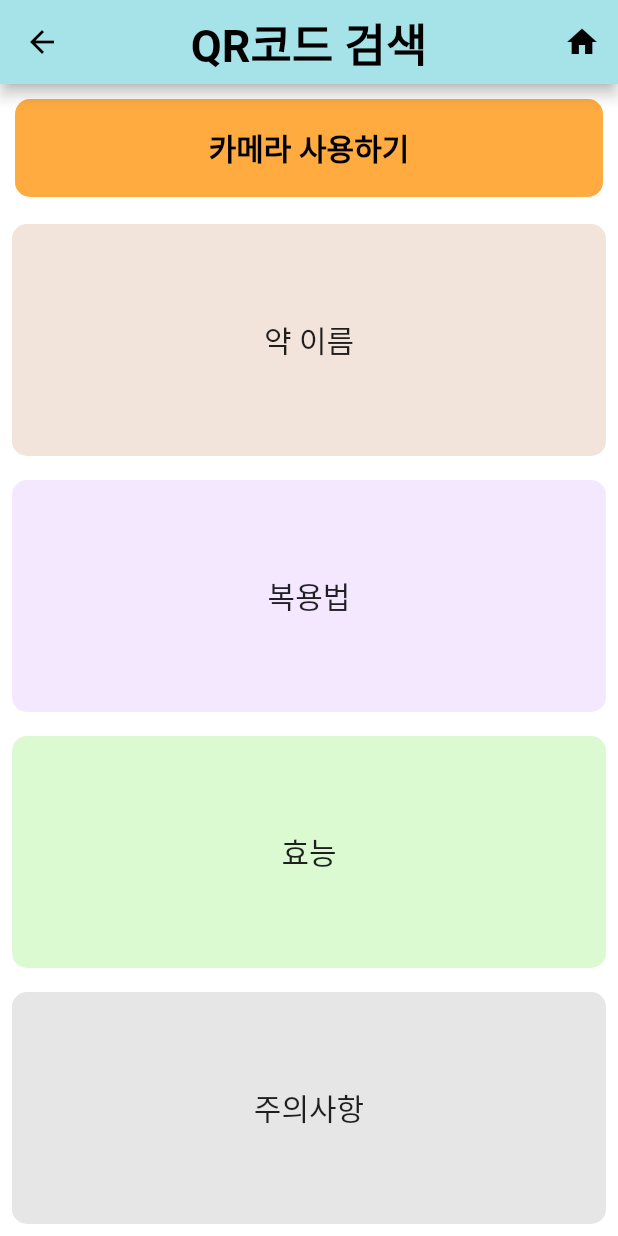
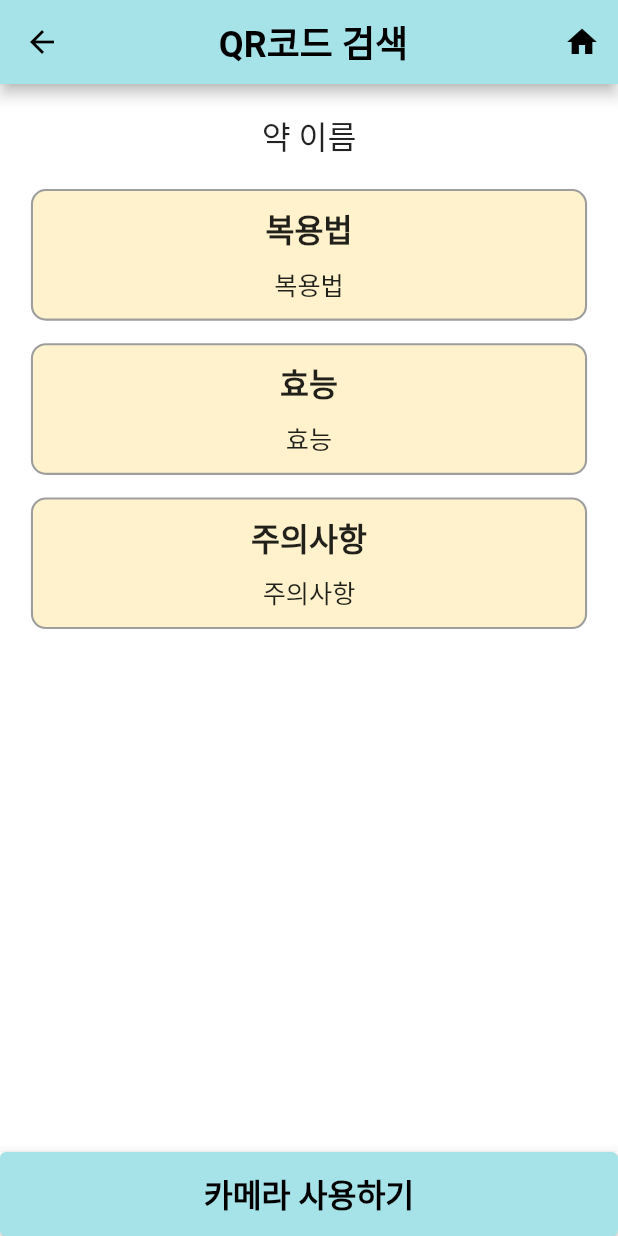
Before and after one commit to sphy1597/flutter-1, a Flutter app: the QRcodeWidget screen opened directly, on a phone screen of 412 x 824 dp. Run offline on Flutter 3.47's test engine with Material 2 defaults, Android fonts, the phone set to English and light mode, and no system bars; our stand-ins replace audioplayers, image_picker, shared_preferences; missing offline and left inert: alarm, qr_code_scanner, time_picker_sheet; accounts and stored records are empty; Roboto replaces fonts that are missing (Cafe24).

Commit message:
edit: QR 코드 검색 결과값 디자인 수정

```diff
--- a/lib/qr/qr.dart
+++ b/lib/qr/qr.dart
@@ -24,12 +24,11 @@ class _QRcodeWidgetState extends State<QRcodeWidget> {
     return Scaffold(
         appBar: AppBar(
           title: const Text(
-            'QR코드 검색',
+            ' QR코드 검색',
             style: TextStyle(
-              fontSize: 30.0,
               color: Colors.black,
               fontWeight: FontWeight.bold,
-            ),
+            ), textScaleFactor: 1.2,
           ),
           centerTitle: true,
           leading: IconButton(
@@ -53,22 +52,170 @@ class _QRcodeWidgetState extends State<QRcodeWidget> {
             ),
           ],
         ),
-        body: Container(
+        body: SingleChildScrollView(
+            physics: const FixedExtentScrollPhysics(),
+            // physics: NeverScrollableScrollPhysics(),
+            child: Container(
               width: MediaQuery.of(context).size.width,
               height: MediaQuery.of(context).size.height * 1,
               decoration: const BoxDecoration(
                 color: Colors.white,
               ),
+              child: Padding(
+                padding: const EdgeInsets.all(20),
                   child: Align(
                     alignment: const AlignmentDirectional(0, 0),
                     child: Column(
                       children: [
-                  Expanded(
-                    flex: 1,
-                    child: Padding(
-                      padding: const EdgeInsets.all(10),
+                        //약 이름
+                        Padding(
+                          padding: const EdgeInsets.fromLTRB(0, 0, 0, 20),
+                          child: Text(name,
+                              textAlign: TextAlign.center,
+                              style: const TextStyle(height: 1.4),
+                              textScaleFactor: 1.5),
+                        ),
+                        // 복용법
+                        Padding(
+                          padding: const EdgeInsets.fromLTRB(0, 0, 0, 15),
+                          child: Container(
+                              decoration: BoxDecoration(
+                                  color: const Color.fromARGB(255, 255, 242, 204),
+                                  borderRadius: BorderRadius.circular(10.0),
+                                  border: Border.all(width: 1.4, color: Colors.grey)),
+                              padding: const EdgeInsets.all(10.0), // 모든 방향으로 여백
+                              width: MediaQuery.of(context).size.width *
+                                  0.90, // 화면의 90% 크기
+                              child: Column(children: [
+                                const Padding(
+                                    padding: EdgeInsets.fromLTRB(0, 0, 0, 10),
+                                    child: Text('복용법',
+                                        textAlign: TextAlign.center,
+                                        style: TextStyle(fontWeight: FontWeight.bold),
+                                        textScaleFactor: 1.5)),
+                                Text(
+                                    howeat.trim(),
+                                    style: const TextStyle(height: 1.4),
+                                    textScaleFactor: 1.2),
+                              ])),
+                        ),
+                        // 복용법
+                        // Expanded(
+                        //   // 복용법
+                        //   flex: 2,
+                        //   child: Padding(
+                        //       padding: EdgeInsets.all(8),
+                        //       child: Container(
+                        //           width: double.infinity,
+                        //           decoration: BoxDecoration(
+                        //               borderRadius: BorderRadius.circular(10),
+                        //               color: Color.fromRGBO(243, 232, 255, 1)),
+                        //           child: Center(
+                        //             child: Text(
+                        //               howeat, // 복용법
+                        //               style: TextStyle(
+                        //                 fontSize: 20,
+                        //               ),
+                        //             ),
+                        //           ))),
+                        // ),
+                        //효능
+                        Padding(
+                          padding: const EdgeInsets.fromLTRB(0, 0, 0, 15),
+                          child: Container(
+                              decoration: BoxDecoration(
+                                  color: const Color.fromARGB(255, 255, 242, 204),
+                                  borderRadius: BorderRadius.circular(10.0),
+                                  border: Border.all(width: 1.4, color: Colors.grey)),
+                              padding: const EdgeInsets.all(10.0), // 모든 방향으로 여백
+                              width: MediaQuery.of(context).size.width *
+                                  0.90, // 화면의 90% 크기
+                              child: Column(children: [
+                                const Padding(
+                                    padding: EdgeInsets.fromLTRB(0, 0, 0, 10),
+                                    child: Text('효능',
+                                        textAlign: TextAlign.center,
+                                        style: TextStyle(fontWeight: FontWeight.bold),
+                                        textScaleFactor: 1.5)),
+                                Text(
+                                    effect.trim(),
+                                    style: const TextStyle(height: 1.4),
+                                    textScaleFactor: 1.2),
+                              ])),
+                        ),
+                        // Expanded(
+                        //     //효능
+                        //     flex: 2,
+                        //     child: Padding(
+                        //       padding: EdgeInsets.all(8),
+                        //       child: Container(
+                        //         width: double.infinity,
+                        //         decoration: BoxDecoration(
+                        //             borderRadius: BorderRadius.circular(10),
+                        //             color: Color.fromRGBO(220, 250, 210, 1)),
+                        //         child: Center(
+                        //           child: Text(
+                        //             effect, // 복용법
+                        //             style: TextStyle(
+                        //               fontSize: 20,
+                        //             ),
+                        //           ),
+                        //         ),
+                        //       ),
+                        //     )),
+                        //주의사항
+                        Padding(
+                          padding: const EdgeInsets.fromLTRB(0, 0, 0, 15),
+                          child: Container(
+                              decoration: BoxDecoration(
+                                  color: const Color.fromARGB(255, 255, 242, 204),
+                                  borderRadius: BorderRadius.circular(10.0),
+                                  border: Border.all(width: 1.4, color: Colors.grey)),
+                              padding: const EdgeInsets.all(10.0), // 모든 방향으로 여백
+                              width: MediaQuery.of(context).size.width *
+                                  0.90, // 화면의 90% 크기
+                              child: Column(children: [
+                                const Padding(
+                                    padding: EdgeInsets.fromLTRB(0, 0, 0, 10),
+                                    child: Text('주의사항',
+                                        textAlign: TextAlign.center,
+                                        style: TextStyle(fontWeight: FontWeight.bold),
+                                        textScaleFactor: 1.5)),
+                                Text(
+                                    becareful.trim(),
+                                    style: const TextStyle(height: 1.4),
+                                    textScaleFactor: 1.2),
+                              ])),
+                        ),
+                        // Expanded(
+                        //     //주의사항
+                        //     flex: 2,
+                        //     child: Padding(
+                        //       padding: EdgeInsets.all(8),
+                        //       child: Container(
+                        //         width: double.infinity,
+                        //         decoration: BoxDecoration(
+                        //             borderRadius: BorderRadius.circular(10),
+                        //             color: Color.fromRGBO(230, 230, 230, 1)),
+                        //         child: Padding(
+                        //           padding: EdgeInsets.all(10),
+                        //           child: Center(
+                        //             child: Text(
+                        //               becareful, //주의사항
+                        //               style: TextStyle(
+                        //                 fontSize: 20,
+                        //               ),
+                        //             ),
+                        //           ),
+                        //         ),
+                        //       ),
+                        //     )),
+                      ],
+                    ),
+            )))),
+        bottomNavigationBar: BottomAppBar(
           child: SizedBox(
-                        width: double.infinity,
+              height: 56.0,
               child: ElevatedButton(
                 onPressed: () {
                   print('카메라 사용하기 button');
@@ -96,111 +243,16 @@ class _QRcodeWidgetState extends State<QRcodeWidget> {
                     } else {}
                   });
                 },
-                          style: ElevatedButton.styleFrom(
-                              primary:
-                                  Colors.orangeAccent, // 텍스트 버튼과 다르게 배경색 변경
-                              shape: RoundedRectangleBorder(
-                                borderRadius: BorderRadius.circular(10.0),
-                              ),
-                              // padding: const EdgeInsets.all(10),
-                              elevation: 0.0),
-                          child: Text(
+                child: const Text(
                   '카메라 사용하기',
-                            style: new TextStyle(
-                              fontSize: 20.0,
-                              color: Colors.black,
+                  style: TextStyle(
                     fontWeight: FontWeight.bold,
+                  ), textScaleFactor: 1.5
                 ),
               ),
+          )
         ),
-                      ),
-                    ),
-                  ),
-                  Expanded(
-                      //약 이름
-                      flex: 2,
-                      child: Padding(
-                        padding: EdgeInsets.all(8),
-                        child: Container(
-                          width: double.infinity,
-                          decoration: BoxDecoration(
-                              borderRadius: BorderRadius.circular(10),
-                              color: Color.fromARGB(255, 242, 227, 219)),
-                          child: Center(
-                            child: Text(
-                              name, // 약 이름
-                              style: TextStyle(
-                                fontSize: 20,
-                              ),
-                            ),
-                          ),
-                        ),
-                      )),
-                  Expanded(
-                    // 복용법
-                    flex: 2,
-                    child: Padding(
-                        padding: EdgeInsets.all(8),
-                        child: Container(
-                            width: double.infinity,
-                            decoration: BoxDecoration(
-                                borderRadius: BorderRadius.circular(10),
-                                color: Color.fromRGBO(243, 232, 255, 1)),
-                            child: Center(
-                              child: Text(
-                                howeat, // 복용법
-                                style: TextStyle(
-                                  fontSize: 20,
-                                ),
-                              ),
-                            ))),
-                  ),
-                  Expanded(
-                      //효능
-                      flex: 2,
-                      child: Padding(
-                        padding: EdgeInsets.all(8),
-                        child: Container(
-                          width: double.infinity,
-                          decoration: BoxDecoration(
-                              borderRadius: BorderRadius.circular(10),
-                              color: Color.fromRGBO(220, 250, 210, 1)),
-                          child: Center(
-                            child: Text(
-                              effect, // 복용법
-                              style: TextStyle(
-                                fontSize: 20,
-                              ),
-                            ),
-                          ),
-                        ),
-                      )),
-                  Expanded(
-                      //주의사항
-                      flex: 2,
-                      child: Padding(
-                        padding: EdgeInsets.all(8),
-                        child: Container(
-                          width: double.infinity,
-                          decoration: BoxDecoration(
-                              borderRadius: BorderRadius.circular(10),
-                              color: Color.fromRGBO(230, 230, 230, 1)),
-                          child: Padding(
-                            padding: EdgeInsets.all(10),
-                            child: Center(
-                              child: Text(
-                                becareful, //주의사항
-                                style: TextStyle(
-                                  fontSize: 20,
-                                ),
-                              ),
-                            ),
-                          ),
-                        ),
-                      )),
-                ],
-              ),
-            )));
+    );
   }
 
   Future<void> _launchUrl(_url) async {
```
Lines whose indentation alone changed are shown as unchanged.
